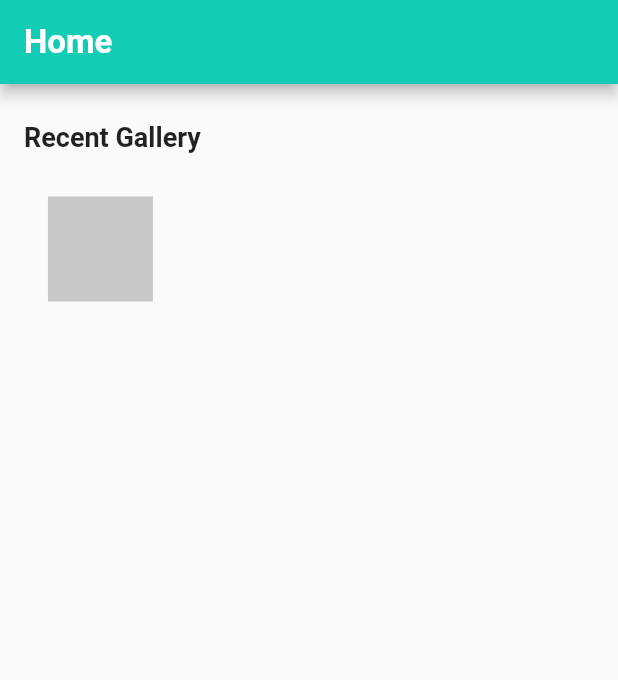
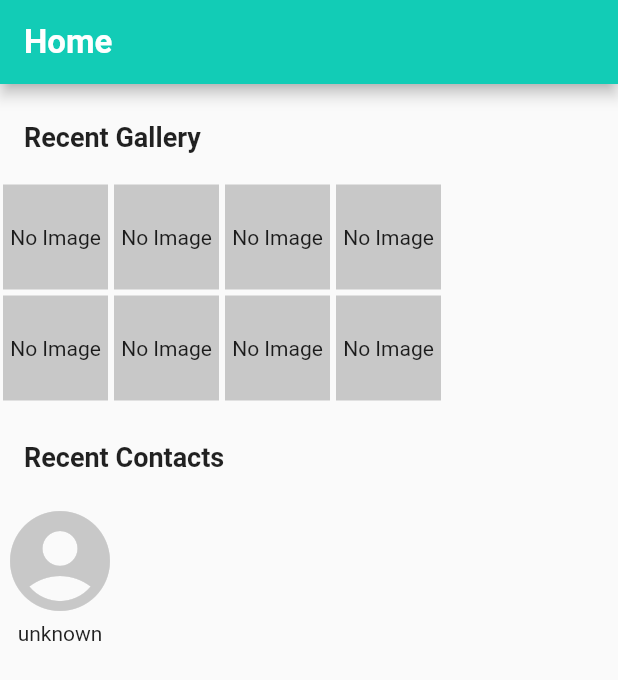
Before and after one commit to iCodePanda/FriendLens, a Flutter app: the screen it shows after launch, on a phone screen of 412 x 824 dp. Shown: the top 680 px of the screen. Run offline on Flutter 3.47's test engine with Material 2 defaults, Android fonts, the phone set to English and light mode, and no system bars; our stand-ins replace image_picker; Roboto replaces fonts that are missing (SFBold).

Commit message:
update, contact pfp created

```diff
--- a/friend_lens/lib/homepage.dart
+++ b/friend_lens/lib/homepage.dart
@@ -1,7 +1,9 @@
 import 'package:flutter/material.dart';
+import 'package:friend_lens/utils/galleryTiles.dart';
 import 'constants.dart';
 import './utils/headerText.dart';
 import './utils/noImage.dart';
+import './utils/contact.dart';
 
 class Homepage extends StatefulWidget {
   const Homepage({super.key});
@@ -19,13 +21,14 @@ class _HomepageState extends State<Homepage> {
               style: TextStyle(fontSize: 22.0, fontWeight: FontWeight.bold)),
           backgroundColor: CYAN,
         ),
-        body: Column(children: <Widget>[
-          Container(
-            margin: const EdgeInsets.only(top: 25.0, left: 16.0),
-            height: 50,
-            child: const HeaderText(text: "Recent Gallery"),
-          ),
-          NoImageDefaultBox()
-        ]));
+        body: Column(
+            mainAxisAlignment: MainAxisAlignment.start,
+            crossAxisAlignment: CrossAxisAlignment.start,
+            children: <Widget>[
+              HeaderText(text: "Recent Gallery"),
+              Align(alignment: Alignment.center, child: GalleryTiles()),
+              HeaderText(text: "Recent Contacts"),
+              Contact()
+            ]));
   }
 }
--- /dev/null
+++ b/friend_lens/lib/utils/contact.dart
@@ -0,0 +1,23 @@
+import 'package:flutter/material.dart';
+import 'package:friend_lens/constants.dart';
+
+class Contact extends StatelessWidget {
+  const Contact(
+      {super.key, this.name = "unknown"}); //check if this conditional works
+
+  final String name;
+
+  @override
+  Widget build(BuildContext context) {
+    if (name == "unknown") {
+      return Container(
+          child: Column(children: <Widget>[
+        Icon(Icons.account_circle, size: 80.0, color: GRAY),
+        Text(name)
+      ]));
+    } else {
+      return const Placeholder();
+      //If there is a person, provided that the api works
+    }
+  }
+}
--- a/friend_lens/lib/utils/galleryDefault.dart
+++ /dev/null
@@ -1,10 +0,0 @@
-import 'package:flutter/material.dart';
-
-class MyWidget extends StatelessWidget {
-  const MyWidget({super.key});
-
-  @override
-  Widget build(BuildContext context) {
-    return const Placeholder();
-  }
-}
--- /dev/null
+++ b/friend_lens/lib/utils/galleryTiles.dart
@@ -0,0 +1,30 @@
+import 'package:flutter/material.dart';
+import 'noImage.dart';
+
+class GalleryTiles extends StatelessWidget {
+  const GalleryTiles({super.key});
+  //List topFourImages = [];
+  //List bottomFourImages = [];
+
+  @override
+  Widget build(BuildContext context) {
+    //realign this later
+    return const Column(
+      crossAxisAlignment: CrossAxisAlignment.center,
+      children: <Widget>[
+        Row(children: <Widget>[
+          NoImageDefaultBox(),
+          NoImageDefaultBox(),
+          NoImageDefaultBox(),
+          NoImageDefaultBox()
+        ]),
+        Row(children: <Widget>[
+          NoImageDefaultBox(),
+          NoImageDefaultBox(),
+          NoImageDefaultBox(),
+          NoImageDefaultBox()
+        ])
+      ],
+    );
+  }
+}
--- a/friend_lens/lib/utils/headerText.dart
+++ b/friend_lens/lib/utils/headerText.dart
@@ -6,8 +6,14 @@ class HeaderText extends StatelessWidget {
   final String text;
   @override
   Widget build(BuildContext context) {
-    return Text(text,
-        style: const TextStyle(
-            fontFamily: "SFBold", fontSize: 18.0, fontWeight: FontWeight.bold));
+    return Container(
+      margin: const EdgeInsets.only(top: 25.0, left: 16.0),
+      height: 40,
+      child: Text(text,
+          style: const TextStyle(
+              fontFamily: "SFBold",
+              fontSize: 18.0,
+              fontWeight: FontWeight.bold)),
+    );
   }
 }
--- a/friend_lens/lib/utils/noImage.dart
+++ b/friend_lens/lib/utils/noImage.dart
@@ -6,6 +6,11 @@ class NoImageDefaultBox extends StatelessWidget {
 
   @override
   Widget build(BuildContext context) {
-    return Container(width: 70, height: 70, color: GRAY);
+    return Container(
+        width: 70,
+        height: 70,
+        color: GRAY,
+        margin: const EdgeInsets.all(2.0),
+        child: Center(child: Text("No Image")));
   }
 }
--- a/friend_lens/pubspec.yaml
+++ b/friend_lens/pubspec.yaml
@@ -30,6 +30,7 @@ environment:
 dependencies:
   flutter:
     sdk: flutter
+    uses-material-design: true
   google_sign_in:
   image_picker:
 
```
Also changed, not shown: friend_lens/assets/emptyuserpfp.png (added), friend_lens/lib/utils/contactsCard.dart (added).
